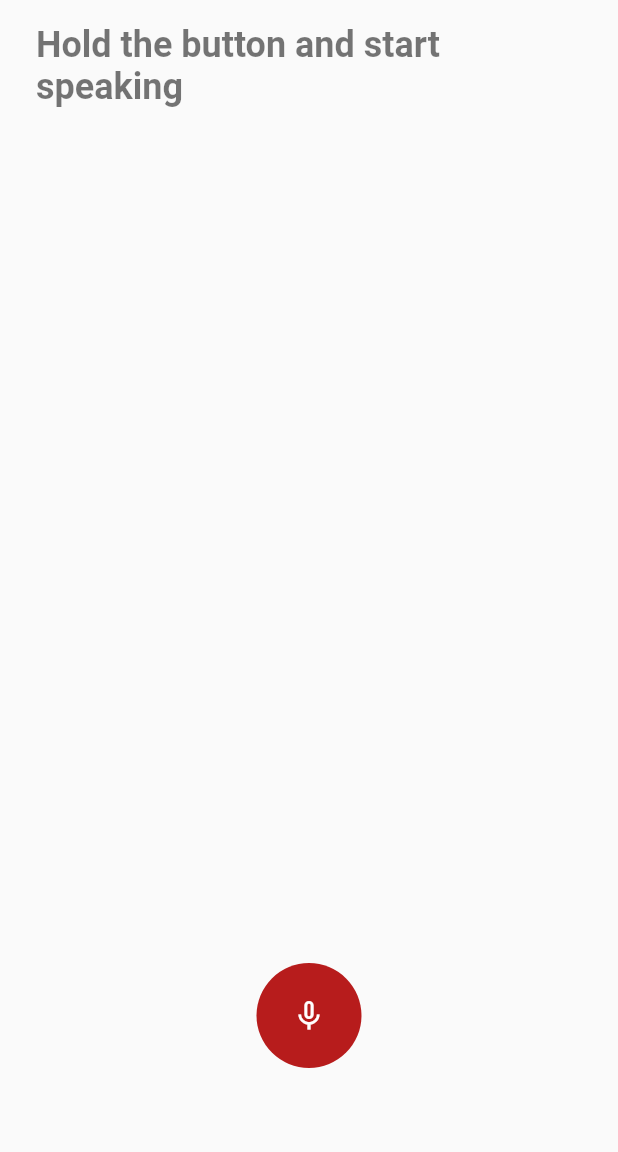
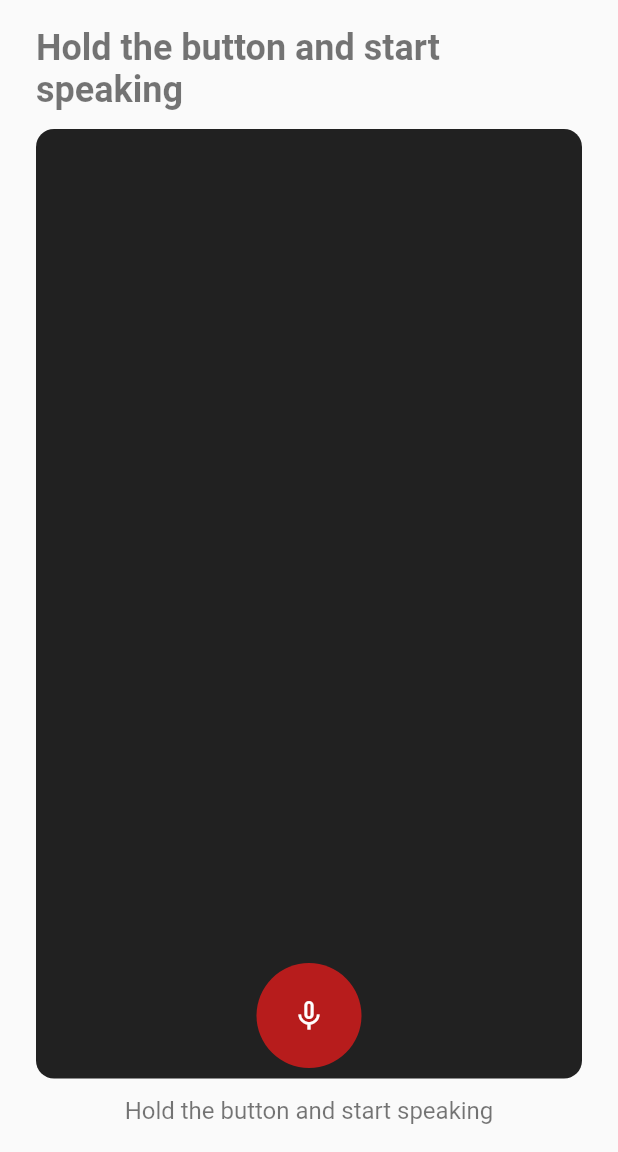
Before and after one commit to KevinRizkiP/iseng_flutter, a Flutter app: the screen it shows after launch, on a phone screen of 412 x 824 dp, the part 84-1236 px from its top. Run offline on Flutter 3.47's test engine with Material 2 defaults, Android fonts, the phone set to English and light mode, and no system bars; drawn by our look-alikes of avatar_glow; our stand-ins replace speech_to_text.

Commit message:
iseng voice to text

```diff
--- /dev/null
+++ b/lib/api_services.dart
@@ -0,0 +1,37 @@
+import 'dart:convert';
+
+import 'package:http/http.dart' as http;
+
+String apiKey = "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";
+
+class ApiServices {
+  static String baseUrl = "https://api.openai.com/v1/completions";
+
+  static Map<String, String> header = {
+    'COntent-Type': 'application/json',
+    'Authorization': 'Bearer $apiKey',
+  };
+
+  static sendMessage(String? message) async {
+    var res = await http.post(Uri.parse(baseUrl),
+        headers: header,
+        body: jsonEncode({
+          "model": "text-davinci-003",
+          "prompt": "$message",
+          "temperature": 0,
+          "max_tokens": 100,
+          "top_p": 1,
+          "frequency_penalty": 0.0,
+          "presence_penalty": 0.0,
+          "stop": ["Human:", " AI:"]
+        }));
+
+    if (res.statusCode == 200) {
+      var data = jsonDecode(res.body.toString());
+      var msg = data['choices'][0]['text'];
+      return msg;
+    } else {
+      print('failde to load data');
+    }
+  }
+}
--- /dev/null
+++ b/lib/chat_model.dart
@@ -0,0 +1,8 @@
+enum ChatMessageType { user, bot }
+
+class ChatMessage {
+  ChatMessage({required this.text, required this.type});
+
+  String? text;
+  ChatMessageType? type;
+}
--- a/lib/speech_screen.dart
+++ b/lib/speech_screen.dart
@@ -1,5 +1,7 @@
 import 'package:avatar_glow/avatar_glow.dart';
 import 'package:flutter/material.dart';
+import 'package:iseng/api_services.dart';
+import 'package:iseng/chat_model.dart';
 import 'package:iseng/colors.dart';
 import 'package:speech_to_text/speech_to_text.dart';
 
@@ -14,6 +16,14 @@ class _SpeechScreenState extends State<SpeechScreen> {
   SpeechToText speechToText = SpeechToText();
   var text = "Hold the button and start speaking";
   var isListening = false;
+
+  final List<ChatMessage> messages = [];
+
+  var scrollController = ScrollController();
+  scrollMethod() {
+    scrollController.animateTo(scrollController.position.maxScrollExtent,
+        duration: const Duration(milliseconds: 300), curve: Curves.easeOut);
+  }
 
   @override
   Widget build(BuildContext context) {
@@ -44,11 +54,17 @@ class _SpeechScreenState extends State<SpeechScreen> {
               }
             }
           },
-          onTapUp: (details) {
+          onTapUp: (details) async {
             setState(() {
               isListening = false;
             });
             speechToText.stop();
+            messages.add(ChatMessage(text: text, type: ChatMessageType.user));
+            var msg = await ApiServices.sendMessage(text);
+
+            setState(() {
+              messages.add(ChatMessage(text: msg, type: ChatMessageType.bot));
+            });
           },
           child: CircleAvatar(
             backgroundColor: bgColor,
@@ -69,22 +85,91 @@ class _SpeechScreenState extends State<SpeechScreen> {
           style: TextStyle(fontWeight: FontWeight.w600, color: textColor),
         ),
       ),
-      body: SingleChildScrollView(
-        reverse: true,
-        physics: const BouncingScrollPhysics(),
-        child: Container(
-          alignment: Alignment.center,
-          padding: const EdgeInsets.symmetric(horizontal: 24, vertical: 16),
-          margin: const EdgeInsets.only(bottom: 150),
-          child: Text(
+      body: Container(
+        padding: const EdgeInsets.symmetric(horizontal: 24, vertical: 18),
+        child: Column(
+          children: [
+            Text(
               text,
               style: TextStyle(
                   fontSize: 24,
                   color: isListening ? Colors.black87 : Colors.black54,
                   fontWeight: FontWeight.w600),
             ),
+            const SizedBox(
+              height: 12,
+            ),
+            Expanded(
+                child: Container(
+              padding: const EdgeInsets.symmetric(horizontal: 16, vertical: 12),
+              decoration: BoxDecoration(
+                  color: Colors.grey[900],
+                  borderRadius: BorderRadius.circular(12)),
+              child: ListView.builder(
+                physics: const BouncingScrollPhysics(),
+                controller: scrollController,
+                itemCount: messages.length,
+                shrinkWrap: true,
+                itemBuilder: (BuildContext context, int index) {
+                  var chat = messages[index];
+                  return chatBubble(chattext: chat.text, type: chat.type);
+                },
+              ),
+            )),
+            const SizedBox(
+              height: 12,
+            ),
+            Text(
+              text,
+              style: const TextStyle(
+                  fontSize: 16,
+                  color: Colors.black54,
+                  fontWeight: FontWeight.w400),
+            ),
+          ],
         ),
       ),
     );
   }
 }
+
+Widget chatBubble({required chattext, required ChatMessageType? type}) {
+  return Row(
+    crossAxisAlignment: CrossAxisAlignment.start,
+    children: [
+      CircleAvatar(
+        backgroundColor: bgColor,
+        child: type == ChatMessageType.bot
+            ? Image.network(
+                'https://seeklogo.com/images/C/chatgpt-logo-02AFA704B5-seeklogo.com.png')
+            : const Icon(
+                Icons.person,
+                color: Colors.white,
+              ),
+      ),
+      const SizedBox(
+        width: 12,
+      ),
+      Expanded(
+        child: Container(
+          padding: const EdgeInsets.all(12),
+          margin: const EdgeInsets.only(bottom: 8),
+          decoration: BoxDecoration(
+              color: type == ChatMessageType.bot ? bgColor : Colors.white,
+              borderRadius: const BorderRadius.only(
+                  topRight: Radius.circular(12),
+                  bottomRight: Radius.circular(12),
+                  bottomLeft: Radius.circular(12))),
+          child: Text(
+            "$chattext",
+            style: TextStyle(
+                color:
+                    type == ChatMessageType.bot ? textColor : Colors.grey[800],
+                fontSize: 15,
+                fontWeight: FontWeight.w400),
+          ),
+        ),
+      )
+    ],
+  );
+}
--- a/pubspec.yaml
+++ b/pubspec.yaml
@@ -38,6 +38,7 @@ dependencies:
   cupertino_icons: ^1.0.2
   avatar_glow: ^2.0.2
   speech_to_text: ^6.1.1
+  http: ^0.13.5
 
 dev_dependencies:
   flutter_test:
```
Also changed, not shown: pubspec.lock. Lines whose indentation alone changed are shown as unchanged.
